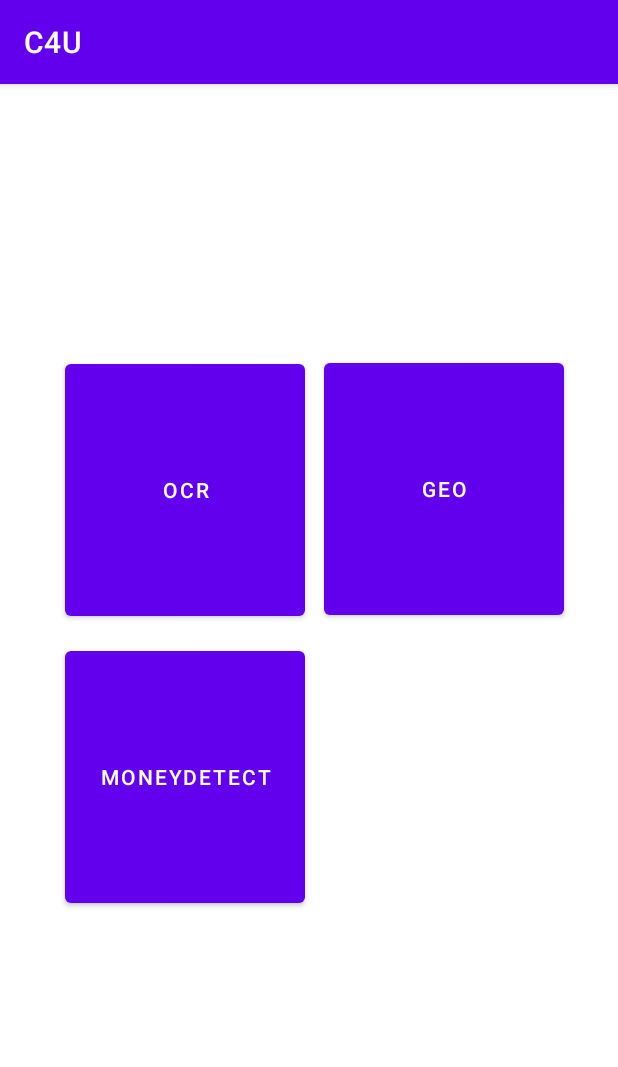
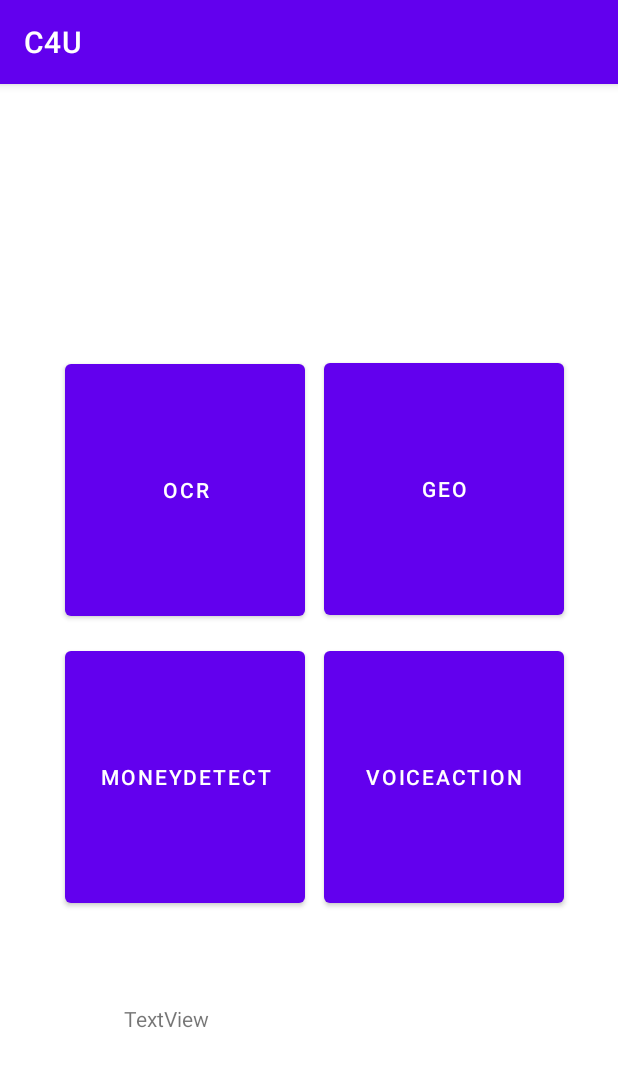
Before and after one commit to hamzatamry/C4U, an Android app: the screen it shows after launch (MainActivity), on a phone screen of 412 x 824 dp. Shown: the top 1067 px of the screen. Run offline under Robolectric (Android 15) with nearby library versions, the phone set to English and light mode, and no system bars.

Commit message:
Voice recognition added

```diff
--- a/app/src/main/AndroidManifest.xml
+++ b/app/src/main/AndroidManifest.xml
@@ -1,6 +1,10 @@
 <?xml version="1.0" encoding="utf-8"?>
 <manifest xmlns:android="http://schemas.android.com/apk/res/android"
     package="com.example.ocrcam">
+
+
+    <uses-permission android:name="android.permission.RECORD_AUDIO"/>
+    <uses-permission android:name="android.permission.INTERNET"/>
 
     <uses-feature
         android:name="android.hardware.camera"
--- a/app/src/main/java/com/example/ocrcam/MainActivity.java
+++ b/app/src/main/java/com/example/ocrcam/MainActivity.java
@@ -1,11 +1,26 @@
 package com.example.ocrcam;
 
 import androidx.appcompat.app.AppCompatActivity;
+import androidx.core.app.ActivityCompat;
+import androidx.core.content.ContextCompat;
 
+import android.Manifest;
 import android.content.Intent;
+import android.content.pm.PackageManager;
 import android.os.Bundle;
+import android.speech.RecognitionListener;
+import android.speech.RecognizerIntent;
+import android.speech.SpeechRecognizer;
 import android.view.View;
 import android.widget.Button;
+import android.widget.EditText;
+import android.widget.TextView;
+
+import java.util.ArrayList;
+
+import static android.speech.RecognizerIntent.EXTRA_LANGUAGE;
+import static android.speech.RecognizerIntent.EXTRA_LANGUAGE_MODEL;
+import static android.speech.RecognizerIntent.LANGUAGE_MODEL_FREE_FORM;
 
 public class MainActivity extends AppCompatActivity {
 
@@ -13,7 +28,11 @@ public class MainActivity extends AppCompatActivity {
     private Button ocrBt;
     private Button geoBt;
     private Button moneyBt;
-
+    private Button voiceBt;
+    private TextView textView;
+    private Intent speechIntent;
+    private SpeechRecognizer speechRec;
+    private final int MY_PERMISSIONS_RECORD_AUDIO = 1;
 
     @Override
     protected void onCreate(Bundle savedInstanceState) {
@@ -23,12 +42,85 @@ public class MainActivity extends AppCompatActivity {
         ocrBt = findViewById(R.id.ocrBt);
         geoBt = findViewById(R.id.geoBt);
         moneyBt = findViewById(R.id.moneyBt);
+        voiceBt = findViewById(R.id.voiceBt);
+        textView = findViewById(R.id.textView5);
+
 
         ocrBt.setOnClickListener(new View.OnClickListener() {
             @Override
             public void onClick(View v) {
                 Intent intent = new Intent(MainActivity.this, OcrActivity.class);
                 startActivity(intent);
+            }
+        });
+
+        if (ContextCompat.checkSelfPermission(this, Manifest.permission.RECORD_AUDIO) != PackageManager.PERMISSION_GRANTED) {
+            ActivityCompat.requestPermissions(this, new String[]{Manifest.permission.RECORD_AUDIO}, MY_PERMISSIONS_RECORD_AUDIO);
+        }
+
+        speechRec = SpeechRecognizer.createSpeechRecognizer(MainActivity.this);
+        speechRec.setRecognitionListener(new RecognitionListener() {
+
+            @Override
+            public void onReadyForSpeech(Bundle params) {
+
+            }
+
+            @Override
+            public void onBeginningOfSpeech() {
+                textView.setText("Listenning ...");
+            }
+
+            @Override
+            public void onRmsChanged(float rmsdB) {
+
+            }
+
+            @Override
+            public void onBufferReceived(byte[] buffer) {
+
+            }
+
+            @Override
+            public void onEndOfSpeech() {
+
+            }
+
+            @Override
+            public void onError(int error) {
+                textView.setText(""+error);
+            }
+
+            @Override
+            public void onResults(Bundle results) {
+                ArrayList<String> res = results.getStringArrayList(SpeechRecognizer.RESULTS_RECOGNITION);
+                String listString = "";
+
+                for (String s : res)
+                {
+                    listString += s + " ";
+                }
+                textView.setText(listString);
+            }
+
+            @Override
+            public void onPartialResults(Bundle partialResults) {
+
+            }
+
+            @Override
+            public void onEvent(int eventType, Bundle params) {
+
+            }
+        });
+        speechIntent = new Intent(RecognizerIntent.ACTION_RECOGNIZE_SPEECH);
+        speechIntent.putExtra(EXTRA_LANGUAGE_MODEL,LANGUAGE_MODEL_FREE_FORM);
+        speechIntent.putExtra(EXTRA_LANGUAGE,"fr-FR");
+
+        voiceBt.setOnClickListener(new View.OnClickListener() {
+            @Override
+            public void onClick(View v) {
+                speechRec.startListening(speechIntent);
             }
         });
 
@@ -40,6 +132,7 @@ public class MainActivity extends AppCompatActivity {
             }
         });
 
+
         geoBt.setOnClickListener(new View.OnClickListener() {
             @Override
             public void onClick(View v) {
@@ -50,4 +143,5 @@ public class MainActivity extends AppCompatActivity {
     }
 
 
+
 }
--- a/app/src/main/res/layout/activity_main.xml
+++ b/app/src/main/res/layout/activity_main.xml
@@ -43,4 +43,25 @@
         app:layout_constraintTop_toTopOf="parent"
         app:layout_constraintVertical_bias="0.306" />
 
+    <Button
+        android:id="@+id/voiceBt"
+        android:layout_width="160dp"
+        android:layout_height="180dp"
+        android:layout_marginEnd="36dp"
+        android:text="VOICEACTION"
+        app:layout_constraintBottom_toBottomOf="parent"
+        app:layout_constraintEnd_toEndOf="parent"
+        app:layout_constraintTop_toTopOf="parent"
+        app:layout_constraintVertical_bias="0.633" />
+
+    <TextView
+        android:id="@+id/textView5"
+        android:layout_width="247dp"
+        android:layout_height="93dp"
+        android:text="TextView"
+        app:layout_constraintBottom_toBottomOf="parent"
+        app:layout_constraintEnd_toEndOf="parent"
+        app:layout_constraintStart_toStartOf="parent"
+        app:layout_constraintTop_toBottomOf="@+id/moneyBt" />
+
 </androidx.constraintlayout.widget.ConstraintLayout>
```
